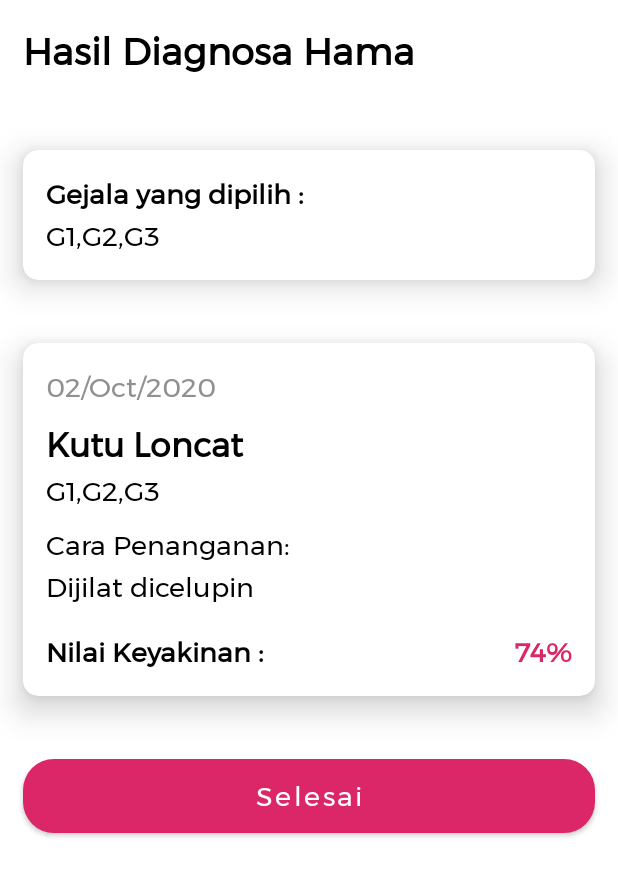
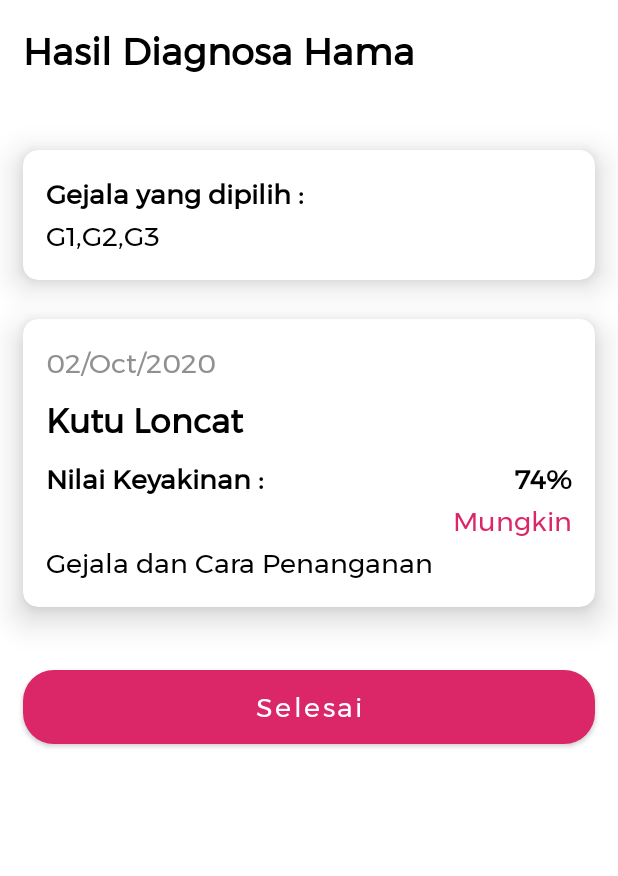
Before and after one commit to radityarin/SispakDurian, an Android app: the layout fragment_diagnosis_result.xml on its own in the app's theme, with its tools: preview values and no code run, on a phone screen of 412 x 824 dp. Shown: the top 876 px of the screen. Run offline under Robolectric (Android 15) with nearby library versions, the phone set to English and light mode, and no system bars.

Commit message:
add gejala dan cara penanganana

```diff
--- a/app/src/main/java/com/kelompoksatu/sispakdurian/ui/diagnosisresult/views/DiagnosisResultFragment.kt
+++ b/app/src/main/java/com/kelompoksatu/sispakdurian/ui/diagnosisresult/views/DiagnosisResultFragment.kt
@@ -34,6 +34,7 @@ class DiagnosisResultFragment : Fragment() {
         }
 
         Toast.makeText(context, "Result", Toast.LENGTH_SHORT).show()
+        Toast.makeText(context, "Result", Toast.LENGTH_SHORT).show()
     }
 
 }
--- a/app/src/main/res/layout/fragment_diagnosis_result.xml
+++ b/app/src/main/res/layout/fragment_diagnosis_result.xml
@@ -5,7 +5,8 @@
 
     <data>
 
-        <import type="com.kelompoksatu.sispakdurian.util.Utils"/>
+        <import type="com.kelompoksatu.sispakdurian.util.Utils" />
+
         <variable
             name="diagnosis"
             type="com.kelompoksatu.sispakdurian.data.model.Diagnosis" />
@@ -70,7 +71,7 @@
                                 style="@style/subtitle1"
                                 android:layout_width="match_parent"
                                 android:layout_height="wrap_content"
-                                android:text="@{diagnosis.inputSymptomps.toString()}"
+                                android:text="@{Utils.INSTANCE.printList(diagnosis.inputSymptomps)}"
                                 tools:text="G1,G2,G3" />
 
                         </LinearLayout>
@@ -82,7 +83,7 @@
                     android:layout_width="match_parent"
                     android:layout_height="wrap_content"
                     android:layout_marginHorizontal="@dimen/layout_margin2"
-                    android:layout_marginTop="@dimen/layout_margin"
+                    android:layout_marginTop="@dimen/layout_margin2"
                     android:layout_marginBottom="@dimen/_8sdp"
                     android:clickable="true"
                     android:focusable="true"
@@ -117,31 +118,10 @@
                                 android:textStyle="bold"
                                 tools:text="Kutu Loncat" />
 
-                            <com.google.android.material.textview.MaterialTextView
-                                style="@style/subtitle1"
-                                android:layout_width="match_parent"
-                                android:layout_height="wrap_content"
-                                android:text="@{Utils.INSTANCE.printList(diagnosis.inputSymptomps)}"
-                                tools:text="G1,G2,G3" />
-
-                            <com.google.android.material.textview.MaterialTextView
-                                style="@style/subtitle1"
-                                android:layout_width="match_parent"
-                                android:layout_height="wrap_content"
-                                android:layout_marginTop="@dimen/layout_margin3"
-                                android:text="@string/cara_penanganan" />
-
-                            <com.google.android.material.textview.MaterialTextView
-                                style="@style/subtitle1"
-                                android:layout_width="match_parent"
-                                android:layout_height="wrap_content"
-                                android:text="@{diagnosis.classificationResult}"
-                                tools:text="Dijilat dicelupin" />
-
                             <RelativeLayout
                                 android:layout_width="match_parent"
                                 android:layout_height="wrap_content"
-                                android:layout_marginTop="@dimen/layout_margin2">
+                                android:layout_marginTop="@dimen/layout_margin3">
 
                                 <com.google.android.material.textview.MaterialTextView
                                     style="@style/subtitle1"
@@ -156,10 +136,27 @@
                                     android:layout_height="wrap_content"
                                     android:layout_alignParentEnd="true"
                                     android:text="@{String.valueOf(diagnosis.cf) + ` %`}"
-                                    android:textColor="@color/primary"
                                     android:textStyle="bold"
                                     tools:text="74%" />
                             </RelativeLayout>
+
+
+                            <com.google.android.material.textview.MaterialTextView
+                                style="@style/subtitle1"
+                                android:layout_width="match_parent"
+                                android:layout_height="wrap_content"
+                                android:text="@{Utils.INSTANCE.convertPercentageToInformation(diagnosis.cf)}"
+                                android:textAlignment="textEnd"
+                                android:textColor="@color/primary"
+                                tools:text="Mungkin" />
+
+                            <com.google.android.material.textview.MaterialTextView
+                                style="@style/subtitle1"
+                                android:layout_width="match_parent"
+                                android:layout_height="wrap_content"
+                                android:text="@{Utils.INSTANCE.getGejalaDanCaraPenanganan(diagnosis.classificationResult)}"
+                                tools:text="Gejala dan Cara Penanganan" />
+
 
                         </LinearLayout>
                     </RelativeLayout>
--- a/app/src/main/res/values/strings.xml
+++ b/app/src/main/res/values/strings.xml
@@ -25,4 +25,5 @@
     <string name="tidak">Tidak</string>
     <string name="hapus">Hapus</string>
     <string name="apakah_kamu_yakin_ingin_menghapus_riwayat_mu">Apakah kamu yakin ingin menghapus riwayat mu?</string>
+    <string name="gejala">Gejala</string>
 </resources>
```
Also changed, not shown: app/src/main/java/com/kelompoksatu/sispakdurian/ui/diagnosisresult/data/Penanganan.kt (added, +138 -0 lines), app/src/main/java/com/kelompoksatu/sispakdurian/util/Utils.kt (+41 -12 lines).
